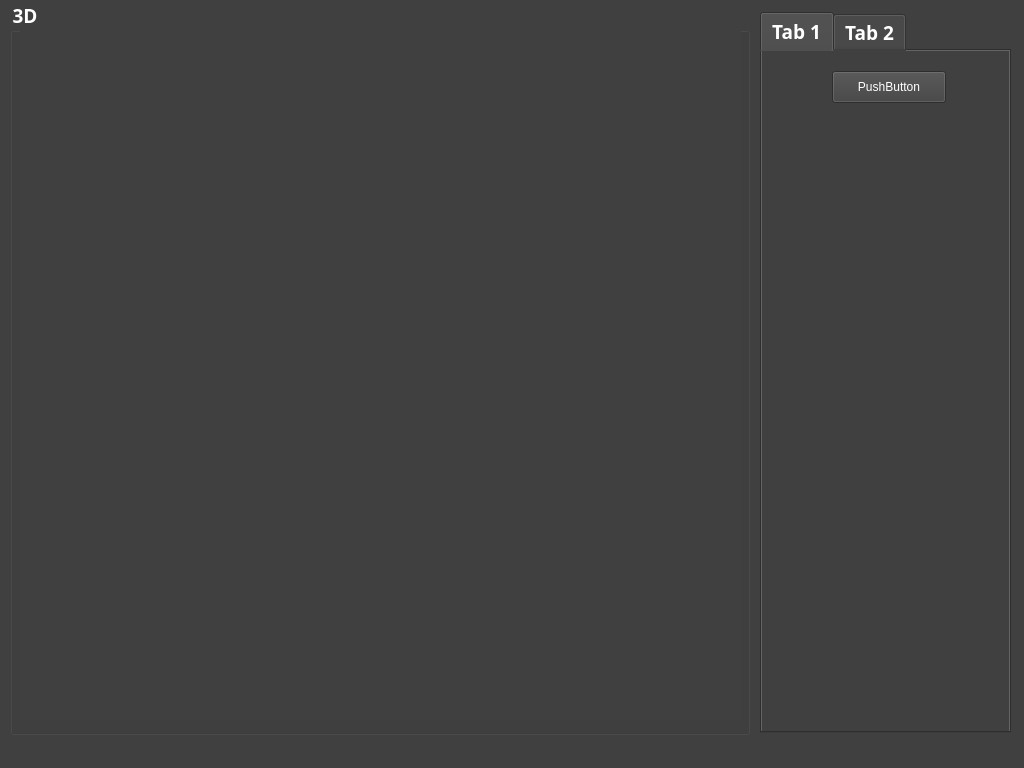
codeoneclick/ie3D, file ie3D-EMap/Forms/CMainWindow.ui: the form before one commit.
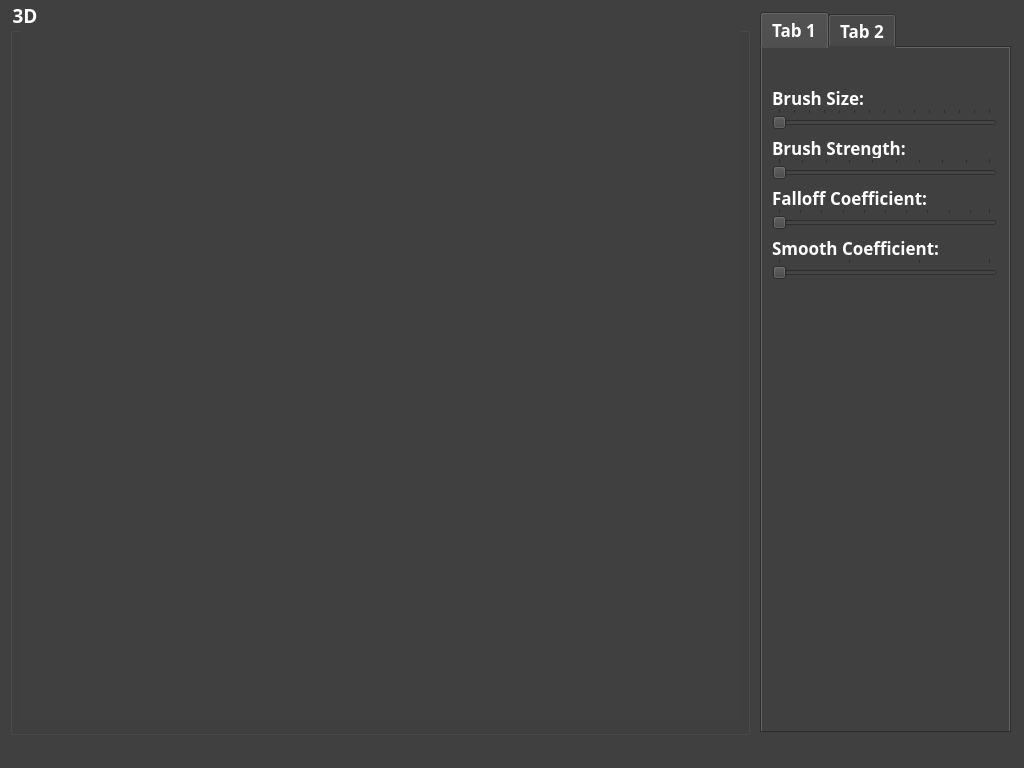
The form after the commit.

What changed in the file:
```diff
--- a/ie3D-EMap/Forms/CMainWindow.ui
+++ b/ie3D-EMap/Forms/CMainWindow.ui
@@ -44,7 +44,7 @@
     <property name="font">
      <font>
       <family>Menlo</family>
-      <pointsize>14</pointsize>
+      <pointsize>13</pointsize>
       <weight>75</weight>
       <bold>true</bold>
      </font>
@@ -66,17 +66,188 @@
      <attribute name="title">
       <string>Tab 1</string>
      </attribute>
-     <widget class="QPushButton" name="pushButton">
+     <widget class="QSlider" name="m_brushStrengthSlider">
       <property name="geometry">
        <rect>
-        <x>70</x>
-        <y>20</y>
-        <width>114</width>
-        <height>32</height>
+        <x>10</x>
+        <y>110</y>
+        <width>225</width>
+        <height>22</height>
        </rect>
       </property>
+      <property name="minimum">
+       <number>1</number>
+      </property>
+      <property name="maximum">
+       <number>10</number>
+      </property>
+      <property name="orientation">
+       <enum>Qt::Horizontal</enum>
+      </property>
+      <property name="tickPosition">
+       <enum>QSlider::TicksAbove</enum>
+      </property>
+      <property name="tickInterval">
+       <number>1</number>
+      </property>
+     </widget>
+     <widget class="QSlider" name="m_falloffSlider">
+      <property name="geometry">
+       <rect>
+        <x>10</x>
+        <y>160</y>
+        <width>225</width>
+        <height>22</height>
+       </rect>
+      </property>
+      <property name="orientation">
+       <enum>Qt::Horizontal</enum>
+      </property>
+      <property name="tickPosition">
+       <enum>QSlider::TicksAbove</enum>
+      </property>
+      <property name="tickInterval">
+       <number>10</number>
+      </property>
+     </widget>
+     <widget class="QSlider" name="m_smoothSlider">
+      <property name="geometry">
+       <rect>
+        <x>10</x>
+        <y>210</y>
+        <width>225</width>
+        <height>22</height>
+       </rect>
+      </property>
+      <property name="maximum">
+       <number>3</number>
+      </property>
+      <property name="orientation">
+       <enum>Qt::Horizontal</enum>
+      </property>
+      <property name="invertedAppearance">
+       <bool>false</bool>
+      </property>
+      <property name="invertedControls">
+       <bool>false</bool>
+      </property>
+      <property name="tickPosition">
+       <enum>QSlider::TicksAbove</enum>
+      </property>
+      <property name="tickInterval">
+       <number>1</number>
+      </property>
+     </widget>
+     <widget class="QSlider" name="m_brushSizeSlider">
+      <property name="geometry">
+       <rect>
+        <x>10</x>
+        <y>60</y>
+        <width>225</width>
+        <height>22</height>
+       </rect>
+      </property>
+      <property name="minimum">
+       <number>4</number>
+      </property>
+      <property name="maximum">
+       <number>32</number>
+      </property>
+      <property name="singleStep">
+       <number>2</number>
+      </property>
+      <property name="orientation">
+       <enum>Qt::Horizontal</enum>
+      </property>
+      <property name="tickPosition">
+       <enum>QSlider::TicksAbove</enum>
+      </property>
+      <property name="tickInterval">
+       <number>2</number>
+      </property>
+     </widget>
+     <widget class="QLabel" name="m_brushSizeLabel">
+      <property name="geometry">
+       <rect>
+        <x>10</x>
+        <y>40</y>
+        <width>225</width>
+        <height>20</height>
+       </rect>
+      </property>
+      <property name="font">
+       <font>
+        <family>Menlo</family>
+        <pointsize>13</pointsize>
+        <weight>75</weight>
+        <bold>true</bold>
+       </font>
+      </property>
       <property name="text">
-       <string>PushButton</string>
+       <string>Brush Size:</string>
+      </property>
+     </widget>
+     <widget class="QLabel" name="m_brushStrengthLabel">
+      <property name="geometry">
+       <rect>
+        <x>10</x>
+        <y>90</y>
+        <width>225</width>
+        <height>20</height>
+       </rect>
+      </property>
+      <property name="font">
+       <font>
+        <family>Menlo</family>
+        <pointsize>13</pointsize>
+        <weight>75</weight>
+        <bold>true</bold>
+       </font>
+      </property>
+      <property name="text">
+       <string>Brush Strength:</string>
+      </property>
+     </widget>
+     <widget class="QLabel" name="m_falloffLabel">
+      <property name="geometry">
+       <rect>
+        <x>10</x>
+        <y>140</y>
+        <width>225</width>
+        <height>20</height>
+       </rect>
+      </property>
+      <property name="font">
+       <font>
+        <family>Menlo</family>
+        <pointsize>13</pointsize>
+        <weight>75</weight>
+        <bold>true</bold>
+       </font>
+      </property>
+      <property name="text">
+       <string>Falloff Coefficient:</string>
+      </property>
+     </widget>
+     <widget class="QLabel" name="m_smoothLabel">
+      <property name="geometry">
+       <rect>
+        <x>10</x>
+        <y>190</y>
+        <width>225</width>
+        <height>20</height>
+       </rect>
+      </property>
+      <property name="font">
+       <font>
+        <family>Menlo</family>
+        <pointsize>13</pointsize>
+        <weight>75</weight>
+        <bold>true</bold>
+       </font>
+      </property>
+      <property name="text">
+       <string>Smooth Coefficient:</string>
       </property>
      </widget>
     </widget>
```
